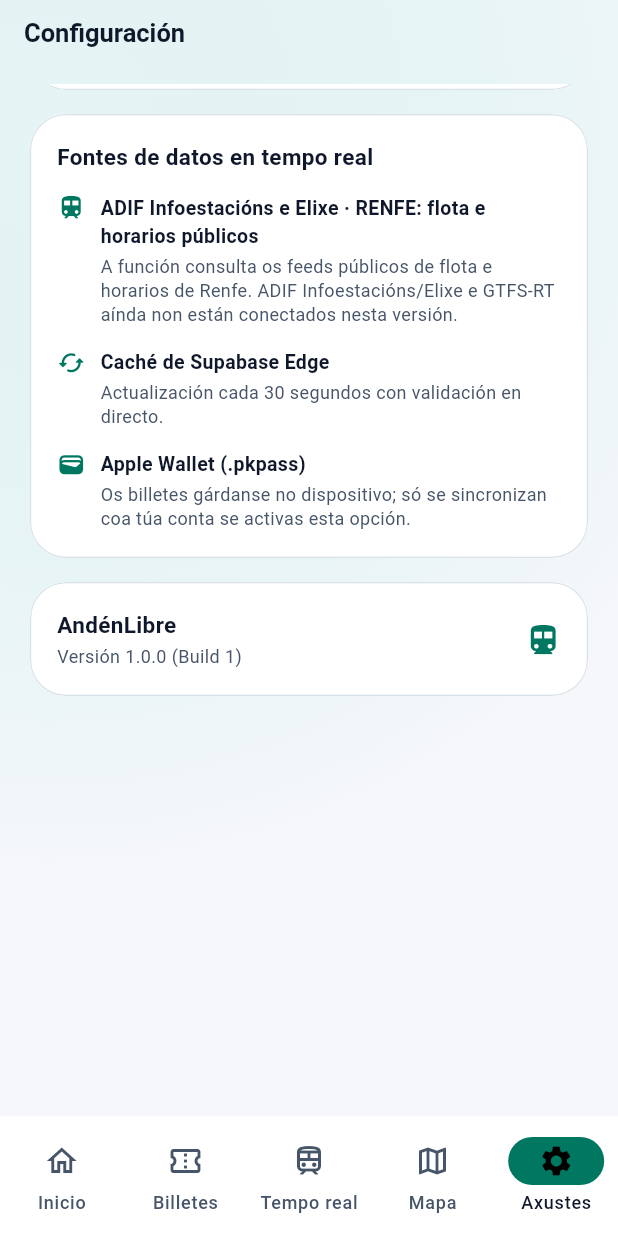
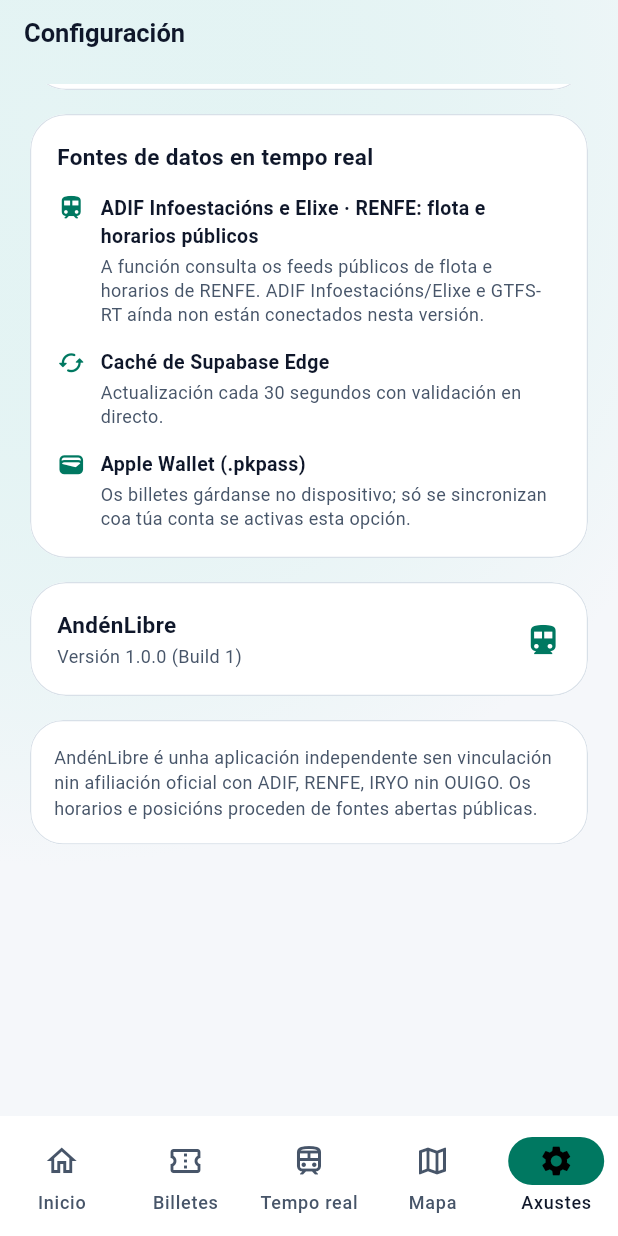
Before and after one commit to wtfroichi/ADIF-Connect, a Flutter app: the screen it shows after launch, item 5 of the bottom bar chosen, scrolled down 570 dp, on a phone screen of 412 x 824 dp. Run offline on Flutter 3.47's test engine with Material 3 defaults, Android fonts, the phone set to English and light mode, and no system bars; our stand-ins replace barcode_widget, file_picker, flutter_map, geolocator, latlong2, shared_preferences and 1 more; missing offline and left inert: live_activities, syncfusion_flutter_pdf; accounts and stored records are empty; network calls fail.

Commit message:
web include

```diff
--- a/lib/core/constants/app_strings.dart
+++ b/lib/core/constants/app_strings.dart
@@ -245,7 +245,7 @@ abstract final class AppStrings {
   static const String settingsAdifSources =
       'ADIF Infoestacións e Elixe · RENFE: flota e horarios públicos';
   static const String settingsAdifSourcesDescription =
-      'A función consulta os feeds públicos de flota e horarios de Renfe. ADIF Infoestacións/Elixe e GTFS-RT aínda non están conectados nesta versión.';
+      'A función consulta os feeds públicos de flota e horarios de RENFE. ADIF Infoestacións/Elixe e GTFS-RT aínda non están conectados nesta versión.';
   static const String settingsSupabaseCache = 'Caché de Supabase Edge';
   static const String settingsSupabaseCacheDescription =
       'Actualización cada 30 segundos con validación en directo.';
@@ -265,6 +265,8 @@ abstract final class AppStrings {
   static const String accountSyncNow = 'Sincronizar agora';
   static const String accountSignOut = 'Pechar sesión';
   static const String accountAuthTitle = 'Conta de AndénLibre';
+  static const String legalDisclaimer =
+      'AndénLibre é unha aplicación independente sen vinculación nin afiliación oficial con ADIF, RENFE, IRYO nin OUIGO. Os horarios e posicións proceden de fontes abertas públicas.';
   static const String accountEmail = 'Correo electrónico';
   static const String accountPassword = 'Contrasinal';
   static const String accountCode = 'Código de seis cifras';
--- a/lib/features/4_settings/settings_screen.dart
+++ b/lib/features/4_settings/settings_screen.dart
@@ -335,6 +335,19 @@ class _SettingsScreenState extends State<SettingsScreen> {
               ],
             ),
           ),
+          const SizedBox(height: 16),
+          GlassContainer(
+            padding: const EdgeInsets.all(16),
+            borderRadius: 22,
+            child: Text(
+              AppStrings.legalDisclaimer,
+              style: TextStyle(
+                fontSize: 12,
+                height: 1.45,
+                color: onSurfaceVariant,
+              ),
+            ),
+          ),
           const SizedBox(height: 140),
         ],
       ),
```
Also changed, not shown: 6 other files.
